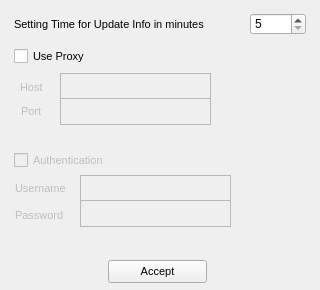
The window that QtUI/SettingWindow_UI.ui (emper0r/IVAO-status) describes before a commit, drawn with Qt 5.
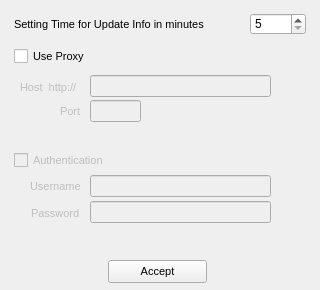
The same window after the commit.

Commit message:
* Setting host/port/user/pass checked
	+ Setting port number only for digits till 5

Diff of the .ui file:
```diff
--- a/QtUI/SettingWindow_UI.ui
+++ b/QtUI/SettingWindow_UI.ui
@@ -131,7 +131,7 @@
      <rect>
       <x>20</x>
       <y>79</y>
-      <width>41</width>
+      <width>71</width>
       <height>16</height>
      </rect>
     </property>
@@ -141,7 +141,7 @@
      </font>
     </property>
     <property name="text">
-     <string>Host</string>
+     <string>Host  http://</string>
     </property>
    </widget>
    <widget class="QLabel" name="proxy_port">
@@ -150,9 +150,9 @@
     </property>
     <property name="geometry">
      <rect>
-      <x>21</x>
+      <x>60</x>
       <y>103</y>
-      <width>41</width>
+      <width>31</width>
       <height>16</height>
      </rect>
     </property>
@@ -171,9 +171,9 @@
     </property>
     <property name="geometry">
      <rect>
-      <x>15</x>
-      <y>180</y>
-      <width>81</width>
+      <x>30</x>
+      <y>178</y>
+      <width>71</width>
       <height>16</height>
      </rect>
     </property>
@@ -192,9 +192,9 @@
     </property>
     <property name="geometry">
      <rect>
-      <x>15</x>
-      <y>207</y>
-      <width>71</width>
+      <x>31</x>
+      <y>205</y>
+      <width>61</width>
       <height>16</height>
      </rect>
     </property>
@@ -237,16 +237,16 @@
      <bool>false</bool>
     </property>
    </widget>
-   <widget class="QTextEdit" name="textEdit_host">
+   <widget class="QLineEdit" name="lineEdit_host">
     <property name="enabled">
      <bool>false</bool>
     </property>
     <property name="geometry">
      <rect>
-      <x>60</x>
-      <y>73</y>
-      <width>151</width>
-      <height>27</height>
+      <x>90</x>
+      <y>75</y>
+      <width>181</width>
+      <height>22</height>
      </rect>
     </property>
     <property name="font">
@@ -255,52 +255,16 @@
      </font>
     </property>
    </widget>
-   <widget class="QTextEdit" name="textEdit_port">
+   <widget class="QLineEdit" name="lineEdit_port">
     <property name="enabled">
      <bool>false</bool>
     </property>
     <property name="geometry">
      <rect>
-      <x>60</x>
-      <y>98</y>
-      <width>151</width>
-      <height>27</height>
-     </rect>
-    </property>
-    <property name="font">
-     <font>
-      <pointsize>8</pointsize>
-     </font>
-    </property>
-   </widget>
-   <widget class="QTextEdit" name="textEdit_user">
-    <property name="enabled">
-     <bool>false</bool>
-    </property>
-    <property name="geometry">
-     <rect>
-      <x>80</x>
-      <y>175</y>
-      <width>151</width>
-      <height>27</height>
-     </rect>
-    </property>
-    <property name="font">
-     <font>
-      <pointsize>8</pointsize>
-     </font>
-    </property>
-   </widget>
-   <widget class="QTextEdit" name="textEdit_pass">
-    <property name="enabled">
-     <bool>false</bool>
-    </property>
-    <property name="geometry">
-     <rect>
-      <x>80</x>
-      <y>200</y>
-      <width>151</width>
-      <height>27</height>
+      <x>90</x>
+      <y>100</y>
+      <width>51</width>
+      <height>22</height>
      </rect>
     </property>
     <property name="font">
@@ -311,8 +275,50 @@
     <property name="inputMethodHints">
      <set>Qt::ImhHiddenText</set>
     </property>
-    <property name="textInteractionFlags">
-     <set>Qt::TextEditorInteraction</set>
+    <property name="inputMask">
+     <string>00000; </string>
+    </property>
+    <property name="maxLength">
+     <number>5</number>
+    </property>
+   </widget>
+   <widget class="QLineEdit" name="lineEdit_user">
+    <property name="enabled">
+     <bool>false</bool>
+    </property>
+    <property name="geometry">
+     <rect>
+      <x>90</x>
+      <y>175</y>
+      <width>181</width>
+      <height>22</height>
+     </rect>
+    </property>
+    <property name="font">
+     <font>
+      <pointsize>8</pointsize>
+     </font>
+    </property>
+   </widget>
+   <widget class="QLineEdit" name="lineEdit_pass">
+    <property name="enabled">
+     <bool>false</bool>
+    </property>
+    <property name="geometry">
+     <rect>
+      <x>90</x>
+      <y>201</y>
+      <width>181</width>
+      <height>22</height>
+     </rect>
+    </property>
+    <property name="font">
+     <font>
+      <pointsize>8</pointsize>
+     </font>
+    </property>
+    <property name="echoMode">
+     <enum>QLineEdit::Password</enum>
     </property>
    </widget>
   </widget>
```
Left out of the diff: 20 changed lines with no effect on the pictures. The commit also changes 2 other files.
